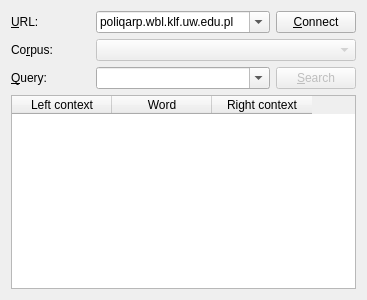
Qt form src/poliqarpwidget.ui (jsbien/djview-poliqarp_fork) before a commit.
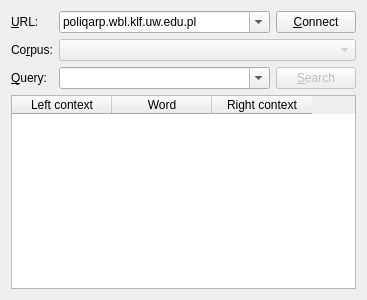
The same form after that commit.

Commit message: Expand combos to fit panel width.

```diff
--- a/src/poliqarpwidget.ui
+++ b/src/poliqarpwidget.ui
@@ -46,6 +46,12 @@
      <property name="enabled">
       <bool>false</bool>
      </property>
+     <property name="sizePolicy">
+      <sizepolicy hsizetype="Expanding" vsizetype="Fixed">
+       <horstretch>0</horstretch>
+       <verstretch>0</verstretch>
+      </sizepolicy>
+     </property>
     </widget>
    </item>
    <item row="2" column="0">
@@ -104,6 +110,12 @@
    </item>
    <item row="0" column="1">
     <widget class="QComboBox" name="urlCombo">
+     <property name="sizePolicy">
+      <sizepolicy hsizetype="Expanding" vsizetype="Fixed">
+       <horstretch>0</horstretch>
+       <verstretch>0</verstretch>
+      </sizepolicy>
+     </property>
      <property name="editable">
       <bool>true</bool>
      </property>
@@ -121,6 +133,12 @@
    </item>
    <item row="2" column="1">
     <widget class="QComboBox" name="queryCombo">
+     <property name="sizePolicy">
+      <sizepolicy hsizetype="Expanding" vsizetype="Fixed">
+       <horstretch>0</horstretch>
+       <verstretch>0</verstretch>
+      </sizepolicy>
+     </property>
      <property name="editable">
       <bool>true</bool>
      </property>
```
